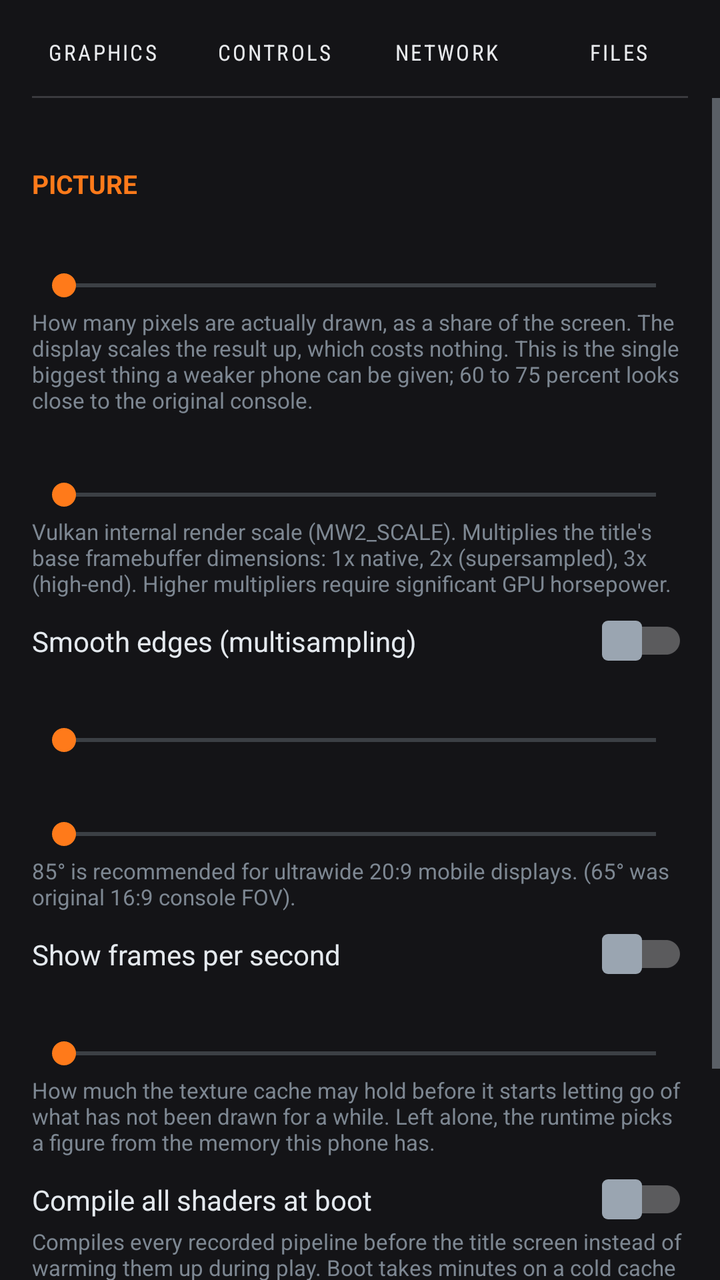
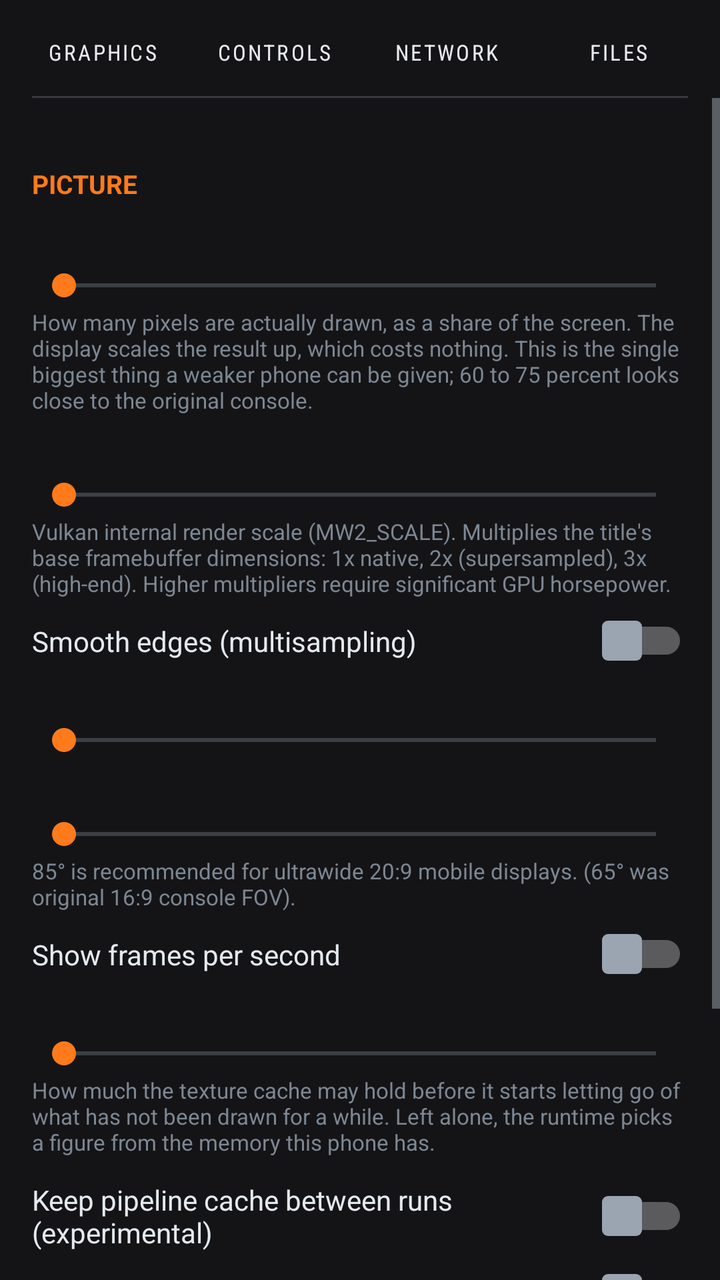

The first picture is an Android layout as it rendered before a commit; the second is the same layout after the commit. The layout source and the unified diff follow.
<!-- AndroidManifest.xml: application theme Theme.MW2 -->
<!-- res/layout/activity_settings.xml -->
<?xml version="1.0" encoding="utf-8"?>
<LinearLayout xmlns:android="http://schemas.android.com/apk/res/android"
    android:layout_width="match_parent"
    android:layout_height="match_parent"
    android:fitsSystemWindows="true"
    android:background="#141417"
    android:orientation="vertical">

    <LinearLayout
        android:id="@+id/tab_bar"
        android:layout_width="match_parent"
        android:layout_height="wrap_content"
        android:orientation="horizontal"
        android:paddingStart="8dp"
        android:paddingEnd="8dp"
        android:paddingTop="8dp"
        android:paddingBottom="0dp">

        <Button
            android:id="@+id/tab_graphics"
            android:layout_width="0dp"
            android:layout_height="wrap_content"
            android:layout_weight="1"
            android:minHeight="36dp"
            android:background="@android:color/transparent"
            android:gravity="center"
            android:text="@string/tab_graphics"
            android:textColor="#E8EAED"
            android:textSize="11sp"
            android:fontFamily="sans-serif-condensed"
            android:letterSpacing="0.1"
            android:stateListAnimator="@null" />

        <Button
            android:id="@+id/tab_controls"
            android:layout_width="0dp"
            android:layout_height="wrap_content"
            android:layout_weight="1"
            android:minHeight="36dp"
            android:background="@android:color/transparent"
            android:gravity="center"
            android:text="@string/tab_controls"
            android:textColor="#E8EAED"
            android:textSize="11sp"
            android:fontFamily="sans-serif-condensed"
            android:letterSpacing="0.1"
            android:stateListAnimator="@null" />

        <Button
            android:id="@+id/tab_network"
            android:layout_width="0dp"
            android:layout_height="wrap_content"
            android:layout_weight="1"
            android:minHeight="36dp"
            android:background="@android:color/transparent"
            android:gravity="center"
            android:text="@string/tab_network"
            android:textColor="#E8EAED"
            android:textSize="11sp"
            android:fontFamily="sans-serif-condensed"
            android:letterSpacing="0.1"
            android:stateListAnimator="@null" />

        <Button
            android:id="@+id/tab_files"
            android:layout_width="0dp"
            android:layout_height="wrap_content"
            android:layout_weight="1"
            android:minHeight="36dp"
            android:background="@android:color/transparent"
            android:gravity="center"
            android:text="@string/tab_files"
            android:textColor="#E8EAED"
            android:textSize="11sp"
            android:fontFamily="sans-serif-condensed"
            android:letterSpacing="0.1"
            android:stateListAnimator="@null" />
    </LinearLayout>

    <View
        android:layout_width="match_parent"
        android:layout_height="1dp"
        android:layout_marginStart="16dp"
        android:layout_marginEnd="16dp"
        android:layout_marginTop="4dp"
        android:background="#3A3A3E" />

    <View
        android:id="@+id/tab_rule"
        android:layout_width="48dp"
        android:layout_height="2dp"
        android:layout_marginStart="16dp"
        android:layout_marginTop="4dp"
        android:visibility="gone" />

    <ScrollView
        android:layout_width="match_parent"
        android:layout_height="0dp"
        android:layout_weight="1"
        android:fillViewport="false">

        <LinearLayout
            android:layout_width="match_parent"
            android:layout_height="wrap_content"
            android:orientation="vertical"
            android:padding="16dp">

            
            <LinearLayout
                android:id="@+id/page_graphics"
                android:layout_width="match_parent"
                android:layout_height="wrap_content"
                android:orientation="vertical">

                <TextView
                    style="@style/SectionHeading"
                    android:layout_width="match_parent"
                    android:layout_height="wrap_content"
                    android:text="@string/section_picture" />

                <TextView
                    android:id="@+id/resolution_label"
                    style="@style/SettingLabel"
                    android:layout_width="match_parent"
                    android:layout_height="wrap_content" />

                <SeekBar
                    android:id="@+id/resolution"
                    android:layout_width="match_parent"
                    android:layout_height="wrap_content" />

                <TextView
                    style="@style/SettingHint"
                    android:layout_width="match_parent"
                    android:layout_height="wrap_content"
                    android:text="@string/resolution_hint" />

                <TextView
                    android:id="@+id/render_scale_label"
                    style="@style/SettingLabel"
                    android:layout_width="match_parent"
                    android:layout_height="wrap_content" />

                <SeekBar
                    android:id="@+id/render_scale"
                    android:layout_width="match_parent"
                    android:layout_height="wrap_content" />

                <TextView
                    style="@style/SettingHint"
                    android:layout_width="match_parent"
                    android:layout_height="wrap_content"
                    android:text="@string/render_scale_hint" />

                <androidx.appcompat.widget.SwitchCompat
                    android:id="@+id/msaa"
                    style="@style/SettingSwitch"
                    android:layout_width="match_parent"
                    android:layout_height="wrap_content"
                    android:text="@string/msaa" />

                    <TextView
        android:id="@+id/fps_limit_label"
        style="@style/SettingLabel"
        android:layout_width="match_parent"
        android:layout_height="wrap_content" />

    <SeekBar
        android:id="@+id/fps_limit"
        android:layout_width="match_parent"
        android:layout_height="wrap_content" />
                <TextView
                    android:id="@+id/fov_label"
                    style="@style/SettingLabel"
                    android:layout_width="match_parent"
                    android:layout_height="wrap_content" />

                <SeekBar
                    android:id="@+id/fov_slider"
                    android:layout_width="match_parent"
                    android:layout_height="wrap_content" />

                <TextView
                    style="@style/SettingHint"
                    android:layout_width="match_parent"
                    android:layout_height="wrap_content"
                    android:text="@string/fov_hint" />

                <androidx.appcompat.widget.SwitchCompat
                    android:id="@+id/stats"
                    style="@style/SettingSwitch"
                    android:layout_width="match_parent"
                    android:layout_height="wrap_content"
                    android:text="@string/show_stats" />

                <TextView
                    android:id="@+id/texture_label"
                    style="@style/SettingLabel"
                    android:layout_width="match_parent"
                    android:layout_height="wrap_content" />

                <SeekBar
                    android:id="@+id/texture_budget"
                    android:layout_width="match_parent"
                    android:layout_height="wrap_content" />

                <TextView
                    style="@style/SettingHint"
                    android:layout_width="match_parent"
                    android:layout_height="wrap_content"
                    android:text="@string/texture_hint" />

                <androidx.appcompat.widget.SwitchCompat
                    android:id="@+id/prewarm_all"
                    style="@style/SettingSwitch"
                    android:layout_width="match_parent"
                    android:layout_height="wrap_content"
                    android:text="@string/prewarm_all" />

                <TextView
                    style="@style/SettingHint"
                    android:layout_width="match_parent"
                    android:layout_height="wrap_content"
                    android:text="@string/prewarm_all_hint" />

                <TextView
                    style="@style/SectionHeading"
                    android:layout_width="match_parent"
                    android:layout_height="wrap_content"
                    android:text="@string/section_sound" />

                <androidx.appcompat.widget.SwitchCompat
                    android:id="@+id/audio"
                    style="@style/SettingSwitch"
                    android:layout_width="match_parent"
                    android:layout_height="wrap_content"
                    android:text="@string/audio_on" />
            </LinearLayout>

            
            <LinearLayout
                android:id="@+id/page_controls"
                android:layout_width="match_parent"
                android:layout_height="wrap_content"
                android:orientation="vertical"
                android:visibility="gone">

                <TextView
                    style="@style/SectionHeading"
                    android:layout_width="match_parent"
                    android:layout_height="wrap_content"
                    android:text="@string/section_controls" />

                <androidx.appcompat.widget.SwitchCompat
                    android:id="@+id/touch"
                    style="@style/SettingSwitch"
                    android:layout_width="match_parent"
                    android:layout_height="wrap_content"
                    android:text="@string/touch_controls" />

                <androidx.appcompat.widget.SwitchCompat
                    android:id="@+id/gamepad"
                    style="@style/SettingSwitch"
                    android:layout_width="match_parent"
                    android:layout_height="wrap_content"
                    android:text="@string/use_gamepad" />

                <TextView
                    style="@style/SettingHint"
                    android:layout_width="match_parent"
                    android:layout_height="wrap_content"
                    android:text="@string/gamepad_hint" />

                <androidx.appcompat.widget.SwitchCompat
                    android:id="@+id/vibration"
                    style="@style/SettingSwitch"
                    android:layout_width="match_parent"
                    android:layout_height="wrap_content"
                    android:text="@string/vibration" />

                <androidx.appcompat.widget.SwitchCompat
                    android:id="@+id/invert"
                    style="@style/SettingSwitch"
                    android:layout_width="match_parent"
                    android:layout_height="wrap_content"
                    android:text="@string/invert_look" />

                <TextView
                    android:id="@+id/look_x_label"
                    style="@style/SettingLabel"
                    android:layout_width="match_parent"
                    android:layout_height="wrap_content" />

                <SeekBar
                    android:id="@+id/look_x"
                    android:layout_width="match_parent"
                    android:layout_height="wrap_content" />

                <TextView
                    android:id="@+id/look_y_label"
                    style="@style/SettingLabel"
                    android:layout_width="match_parent"
                    android:layout_height="wrap_content" />

                <SeekBar
                    android:id="@+id/look_y"
                    android:layout_width="match_parent"
                    android:layout_height="wrap_content" />

                <TextView
                    android:id="@+id/smoothing_label"
                    style="@style/SettingLabel"
                    android:layout_width="match_parent"
                    android:layout_height="wrap_content" />

                <SeekBar
                    android:id="@+id/smoothing"
                    android:layout_width="match_parent"
                    android:layout_height="wrap_content" />

                <TextView
                    style="@style/SettingHint"
                    android:layout_width="match_parent"
                    android:layout_height="wrap_content"
                    android:text="@string/smoothing_hint" />

                <TextView
                    style="@style/SettingHint"
                    android:layout_width="match_parent"
                    android:layout_height="wrap_content"
                    android:layout_marginTop="10dp"
                    android:text="@string/edit_controls_where" />
            </LinearLayout>

            
            <LinearLayout
                android:id="@+id/page_network"
                android:layout_width="match_parent"
                android:layout_height="wrap_content"
                android:orientation="vertical"
                android:visibility="gone">

                <TextView
                    style="@style/SectionHeading"
                    android:layout_width="match_parent"
                    android:layout_height="wrap_content"
                    android:text="@string/tab_network" />

                <TextView
                    style="@style/SettingLabel"
                    android:layout_width="match_parent"
                    android:layout_height="wrap_content"
                    android:text="@string/player_name" />

                <EditText
                    android:id="@+id/player_name"
                    android:layout_width="match_parent"
                    android:layout_height="wrap_content"
                    android:hint="@string/player_name"
                    android:inputType="text"
                    android:maxLength="15"
                    android:singleLine="true"
                    android:textColor="#E2E8F0"
                    android:textColorHint="#64748B" />

                <TextView
                    style="@style/SettingHint"
                    android:layout_width="match_parent"
                    android:layout_height="wrap_content"
                    android:text="@string/player_name_hint" />

                <androidx.appcompat.widget.SwitchCompat
                    android:id="@+id/lan_accept"
                    style="@style/SettingSwitch"
                    android:layout_width="match_parent"
                    android:layout_height="wrap_content"
                    android:text="@string/lan_accept" />

                <TextView
                    style="@style/SettingHint"
                    android:layout_width="match_parent"
                    android:layout_height="wrap_content"
                    android:text="@string/lan_accept_hint" />

                <TextView
                    style="@style/SettingLabel"
                    android:layout_width="match_parent"
                    android:layout_height="wrap_content"
                    android:text="@string/lan_iface" />

                <EditText
                    android:id="@+id/lan_iface"
                    android:layout_width="match_parent"
                    android:layout_height="wrap_content"
                    android:hint="@string/lan_iface"
                    android:inputType="text"
                    android:maxLength="64"
                    android:singleLine="true"
                    android:textColor="#E2E8F0"
                    android:textColorHint="#64748B" />

                <TextView
                    style="@style/SettingHint"
                    android:layout_width="match_parent"
                    android:layout_height="wrap_content"
                    android:text="@string/lan_iface_hint" />
            </LinearLayout>

            
            <LinearLayout
                android:id="@+id/page_files"
                android:layout_width="match_parent"
                android:layout_height="wrap_content"
                android:orientation="vertical"
                android:visibility="gone">

                <TextView
                    style="@style/SectionHeading"
                    android:layout_width="match_parent"
                    android:layout_height="wrap_content"
                    android:text="@string/section_files" />

                <TextView
                    android:id="@+id/paths"
                    style="@style/SettingHint"
                    android:layout_width="match_parent"
                    android:layout_height="wrap_content" />

                <Button
                    android:id="@+id/forget"
                    android:layout_width="match_parent"
                    android:layout_height="wrap_content"
                    android:layout_marginTop="10dp"
                    android:text="@string/forget_install" />

                <TextView
                    style="@style/SectionHeading"
                    android:layout_width="match_parent"
                    android:layout_height="wrap_content"
                    android:text="@string/section_storage" />

                <TextView
                    android:id="@+id/storage"
                    style="@style/SettingHint"
                    android:layout_width="match_parent"
                    android:layout_height="wrap_content"
                    android:text="@string/storage_computing" />

                <Button
                    android:id="@+id/clear_shaders"
                    android:layout_width="match_parent"
                    android:layout_height="wrap_content"
                    android:layout_marginTop="10dp"
                    android:text="@string/clear_shaders" />

                <Button
                    android:id="@+id/clear_logs"
                    android:layout_width="match_parent"
                    android:layout_height="wrap_content"
                    android:layout_marginTop="10dp"
                    android:text="@string/clear_logs" />

                <Button
                    android:id="@+id/install_mods"
                    android:layout_width="match_parent"
                    android:layout_height="wrap_content"
                    android:layout_marginTop="10dp"
                    android:text="@string/install_mods" />

                <TextView
                    style="@style/SettingHint"
                    android:layout_width="match_parent"
                    android:layout_height="wrap_content"
                    android:text="@string/install_mods_hint" />
            </LinearLayout>
        </LinearLayout>
    </ScrollView>
</LinearLayout>
<!-- resources referenced by this layout -->
<resources>
  <string name="audio_on">Sound</string>
  <string name="clear_logs">Clear logs</string>
  <string name="clear_shaders">Clear shader cache</string>
  <string name="edit_controls_where">The on-screen pad is edited in the game: pause and choose “Edit controls”.</string>
  <string name="forget_install">Forget the installed files</string>
  <string name="fov_hint">85° is recommended for ultrawide 20:9 mobile displays. (65° was original 16:9 console FOV).</string>
  <string name="gamepad_hint">Turn this off to ignore controllers entirely. Some phones report an accessory, or their own sensors, as a gamepad with a stick that is not centred, which makes the character walk on its own.</string>
  <string name="install_mods">Install mod files</string>
  <string name="install_mods_hint">Extra maps, weapons and modes for this install\'s game version. Choose the extracted folder: its .ff, .pak and .bik files are copied into the game folder. Scripts and plugins are reported and left alone — this port runs no plugin system.</string>
  <string name="invert_look">Invert looking up and down</string>
  <string name="lan_accept">Accept network invites automatically</string>
  <string name="lan_accept_hint">When another player on the network invites this phone to their lobby, join without asking. Off means invites are only logged.</string>
  <string name="lan_iface">Announced adapter (blank = auto)</string>
  <string name="lan_iface_hint">Which connection sessions invite to: a name or address piece (WiFi, wlan0, 192.168.1). Needed with a VPN and WiFi at once, so guests are told a door they can reach.</string>
  <string name="msaa">Smooth edges (multisampling)</string>
  <string name="player_name">Network player name</string>
  <string name="player_name_hint">The name other players on the network see (15 characters at most). Empty means the profile\u2019s name, which on a fresh install is \u201cPlayer 1\u201d.</string>
  <string name="prewarm_all">Compile all shaders at boot</string>
  <string name="prewarm_all_hint">Compiles every recorded pipeline before the title screen instead of warming them up during play. Boot takes minutes on a cold cache and the phone gets warm, but there is almost no in-game shader stutter left afterwards. Off means the quick 2-second boot with background warmup.</string>
  <string name="render_scale_hint">Vulkan internal render scale (MW2_SCALE). Multiplies the title\'s base framebuffer dimensions: 1x native, 2x (supersampled), 3x (high-end). Higher multipliers require significant GPU horsepower.</string>
  <string name="resolution_hint">How many pixels are actually drawn, as a share of the screen. The display scales the result up, which costs nothing. This is the single biggest thing a weaker phone can be given; 60 to 75 percent looks close to the original console.</string>
  <string name="section_controls">Controls</string>
  <string name="section_files">Game files</string>
  <string name="section_picture">Picture</string>
  <string name="section_sound">Sound</string>
  <string name="section_storage">Storage</string>
  <string name="show_stats">Show frames per second</string>
  <string name="smoothing_hint">Evens out a finger\'s jitter on glass. Too much and aiming feels like it is on ice.</string>
  <string name="storage_computing">Measuring…</string>
  <string name="tab_controls">CONTROLS</string>
  <string name="tab_files">FILES</string>
  <string name="tab_graphics">GRAPHICS</string>
  <string name="tab_network">NETWORK</string>
  <string name="texture_hint">How much the texture cache may hold before it starts letting go of what has not been drawn for a while. Left alone, the runtime picks a figure from the memory this phone has.</string>
  <string name="touch_controls">On-screen controls</string>
  <string name="use_gamepad">Use a physical controller</string>
  <string name="vibration">Vibration</string>
  <!-- unchanged entries left out for length: 7 -->
</resources>

<!-- the commit's change to res/layout/activity_settings.xml (unified diff, before → after) -->
@@ -211,6 +211,13 @@
                     android:text="@string/texture_hint" />
 
                 <androidx.appcompat.widget.SwitchCompat
+                    android:id="@+id/persist_pipeline"
+                    style="@style/SettingSwitch"
+                    android:layout_width="match_parent"
+                    android:layout_height="wrap_content"
+                    android:text="@string/persist_pipeline" />
+
+                <androidx.appcompat.widget.SwitchCompat
                     android:id="@+id/prewarm_all"
                     style="@style/SettingSwitch"
                     android:layout_width="match_parent"
<!-- resource entries referenced after the edit -->
@@ -15,6 +15,7 @@
   <string name="lan_iface">Announced adapter (blank = auto)</string>
   <string name="lan_iface_hint">Which connection sessions invite to: a name or address piece (WiFi, wlan0, 192.168.1). Needed with a VPN and WiFi at once, so guests are told a door they can reach.</string>
   <string name="msaa">Smooth edges (multisampling)</string>
+  <string name="persist_pipeline">Keep pipeline cache between runs (experimental)</string>
   <string name="player_name">Network player name</string>
   <string name="player_name_hint">The name other players on the network see (15 characters at most). Empty means the profile\u2019s name, which on a fresh install is \u201cPlayer 1\u201d.</string>
   <string name="prewarm_all">Compile all shaders at boot</string>
